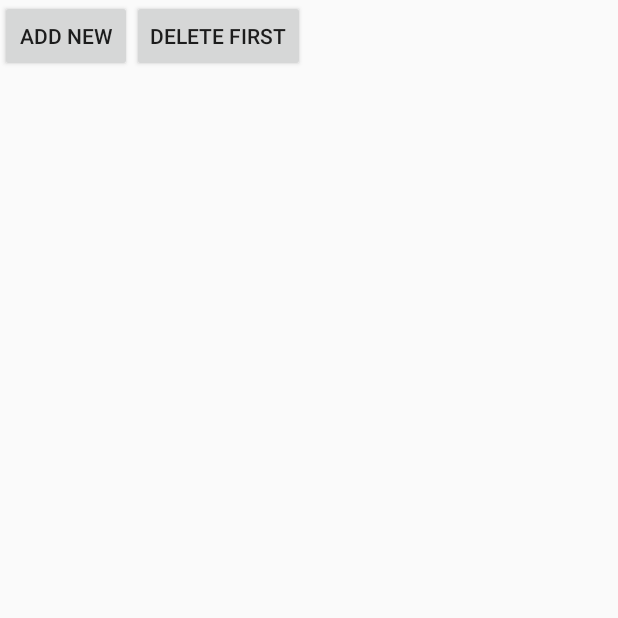
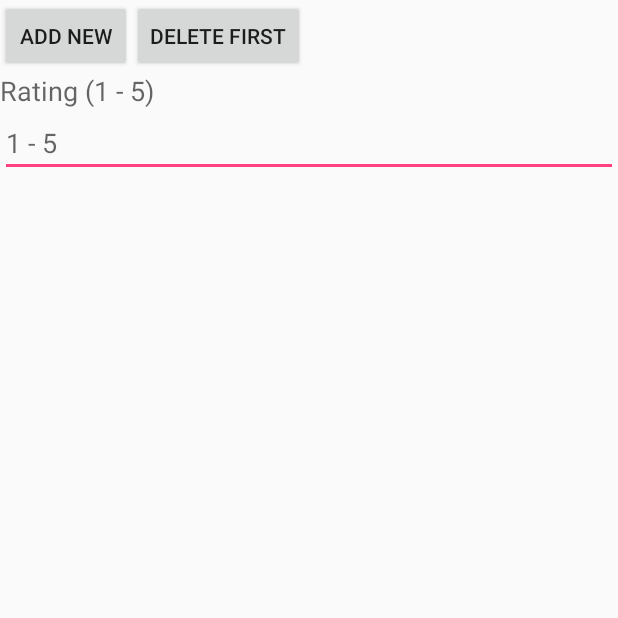
Before and after one commit to jonbernhardt/Unit_10_app, an Android app: the screen it shows after launch (MainActivity), on a phone screen of 412 x 824 dp, the top half of it. Run offline under Robolectric (Android 15) with nearby library versions, the phone set to English and light mode, and no system bars; 5 statements that could not run were skipped.

Commit message:
Added ability for user's to enter a rating

```diff
--- a/app/src/main/java/edu/css/unit_10_app/CommentsDataSource.java
+++ b/app/src/main/java/edu/css/unit_10_app/CommentsDataSource.java
@@ -19,7 +19,7 @@ public class CommentsDataSource {
     private SQLiteDatabase database;
     private MySQLiteHelper dbHelper;
     private String[] allColumns = { MySQLiteHelper.COLUMN_ID,
-            MySQLiteHelper.COLUMN_COMMENT };
+            MySQLiteHelper.COLUMN_COMMENT, MySQLiteHelper.COLUMN_RATING };
 
     public CommentsDataSource(Context context) {
         dbHelper = new MySQLiteHelper(context);
@@ -41,9 +41,10 @@ public class CommentsDataSource {
      * @param comment
      * @return
      */
-    public Comment createComment(String comment) {
+    public Comment createComment(String comment, String rating) {
         ContentValues values = new ContentValues();
         values.put(MySQLiteHelper.COLUMN_COMMENT, comment); //takes values of column, creates values object
+        values.put(MySQLiteHelper.COLUMN_RATING, rating);
         long insertId = database.insert(MySQLiteHelper.TABLE_COMMENTS, null,
                 values); //inserts the values object into the database table
         Cursor cursor = database.query(MySQLiteHelper.TABLE_COMMENTS,
@@ -73,8 +74,7 @@ public class CommentsDataSource {
     public List<Comment> getAllComments() {
         List<Comment> comments = new ArrayList<Comment>();
 
-        Cursor cursor = database.query(MySQLiteHelper.TABLE_COMMENTS,
-                allColumns, null, null, null, null, null);
+        Cursor cursor = database.query(MySQLiteHelper.TABLE_COMMENTS, null, null, null, null, null, null);
 
         cursor.moveToFirst();
         while (!cursor.isAfterLast()) {
@@ -94,8 +94,9 @@ public class CommentsDataSource {
      */
     private Comment cursorToComment(Cursor cursor) {
         Comment comment = new Comment();
-        comment.setId(cursor.getLong(0));
-        comment.setComment(cursor.getString(1));
+        comment.setId(cursor.getLong(cursor.getColumnIndex(MySQLiteHelper.COLUMN_ID)));
+        comment.setComment(cursor.getString(cursor.getColumnIndex(MySQLiteHelper.COLUMN_COMMENT)));
+        comment.setRating(cursor.getString(cursor.getColumnIndex(MySQLiteHelper.COLUMN_RATING)));
         return comment;
     }
 }
--- a/app/src/main/java/edu/css/unit_10_app/MainActivity.java
+++ b/app/src/main/java/edu/css/unit_10_app/MainActivity.java
@@ -8,14 +8,18 @@ import java.util.List;
         import android.os.Bundle;
         import android.view.View;
         import android.widget.ArrayAdapter;
+import android.widget.EditText;
 
 public class MainActivity extends ListActivity {
     private CommentsDataSource datasource;
+    EditText etRating;
 
     @Override
     public void onCreate(Bundle savedInstanceState) {
         super.onCreate(savedInstanceState);
         setContentView(R.layout.activity_main);
+
+        etRating = (EditText) findViewById(R.id.etRating);
 
         //Creates a new link to the database
         datasource = new CommentsDataSource(this);
@@ -41,11 +45,12 @@ public class MainActivity extends ListActivity {
         ArrayAdapter<Comment> adapter = (ArrayAdapter<Comment>) getListAdapter();
         Comment comment = null;
         switch (view.getId()) {
-            case R.id.add: //if add is selected, add a random comment
+            case R.id.add: //if add is selected, add a random comment, add user's rating
                 String[] comments = new String[] { "Cool", "Very nice", "Hate it" };
                 int nextInt = new Random().nextInt(3);
+                String rating = etRating.getText().toString();
                 // save the new comment to the database
-                comment = datasource.createComment(comments[nextInt]);
+                comment = datasource.createComment(comments[nextInt], rating);
                 adapter.add(comment);
                 break;
             case R.id.delete: //if delete is selected, the first row will be removed
--- a/app/src/main/java/edu/css/unit_10_app/MySQLiteHelper.java
+++ b/app/src/main/java/edu/css/unit_10_app/MySQLiteHelper.java
@@ -17,15 +17,16 @@ public class MySQLiteHelper extends SQLiteOpenHelper {
     public static final String TABLE_COMMENTS = "comments"; //table name constant
     public static final String COLUMN_ID = "_id"; //column id constant
     public static final String COLUMN_COMMENT = "comment"; //column name constant
+    public static final String COLUMN_RATING = "rating"; // column name constant
 
     private static final String DATABASE_NAME = "commments.db"; //DB name constant
-    private static final int DATABASE_VERSION = 1; //DB version constant
+    private static final int DATABASE_VERSION = 2; //DB version constant
 
     // Database creation sql statement
     private static final String DATABASE_CREATE = "create table "
             + TABLE_COMMENTS + "( " + COLUMN_ID
             + " integer primary key autoincrement, " + COLUMN_COMMENT
-            + " text not null);";
+            + " text not null" + COLUMN_RATING + " text);";
 
     public MySQLiteHelper(Context context) {
         super(context, DATABASE_NAME, null, DATABASE_VERSION);
--- a/app/src/main/res/layout/activity_main.xml
+++ b/app/src/main/res/layout/activity_main.xml
@@ -1,5 +1,6 @@
 <?xml version="1.0" encoding="utf-8"?>
 <LinearLayout xmlns:android="http://schemas.android.com/apk/res/android"
+    xmlns:tools="http://schemas.android.com/tools"
     android:layout_width="match_parent"
     android:layout_height="match_parent"
     android:orientation="vertical" >
@@ -25,6 +26,21 @@
 
     </LinearLayout>
 
+    <TextView
+        android:id="@+id/tvRating"
+        android:layout_width="match_parent"
+        android:layout_height="wrap_content"
+        android:text="@string/etRating"
+        android:textAppearance="@android:style/TextAppearance.Material.Medium" />
+
+    <EditText
+        android:id="@+id/etRating"
+        android:layout_width="match_parent"
+        android:layout_height="wrap_content"
+        android:ems="10"
+        android:hint="1 - 5"
+        android:inputType="text" />
+
     <ListView
         android:id="@android:id/list"
         android:layout_width="match_parent"
--- a/app/src/main/res/values/strings.xml
+++ b/app/src/main/res/values/strings.xml
@@ -1,3 +1,4 @@
 <resources>
     <string name="app_name">Unit_10_app</string>
+    <string name="etRating">Rating (1 - 5)</string>
 </resources>
```
Also changed, not shown: app/src/main/java/edu/css/unit_10_app/Comment.java (+19 -1 lines).
